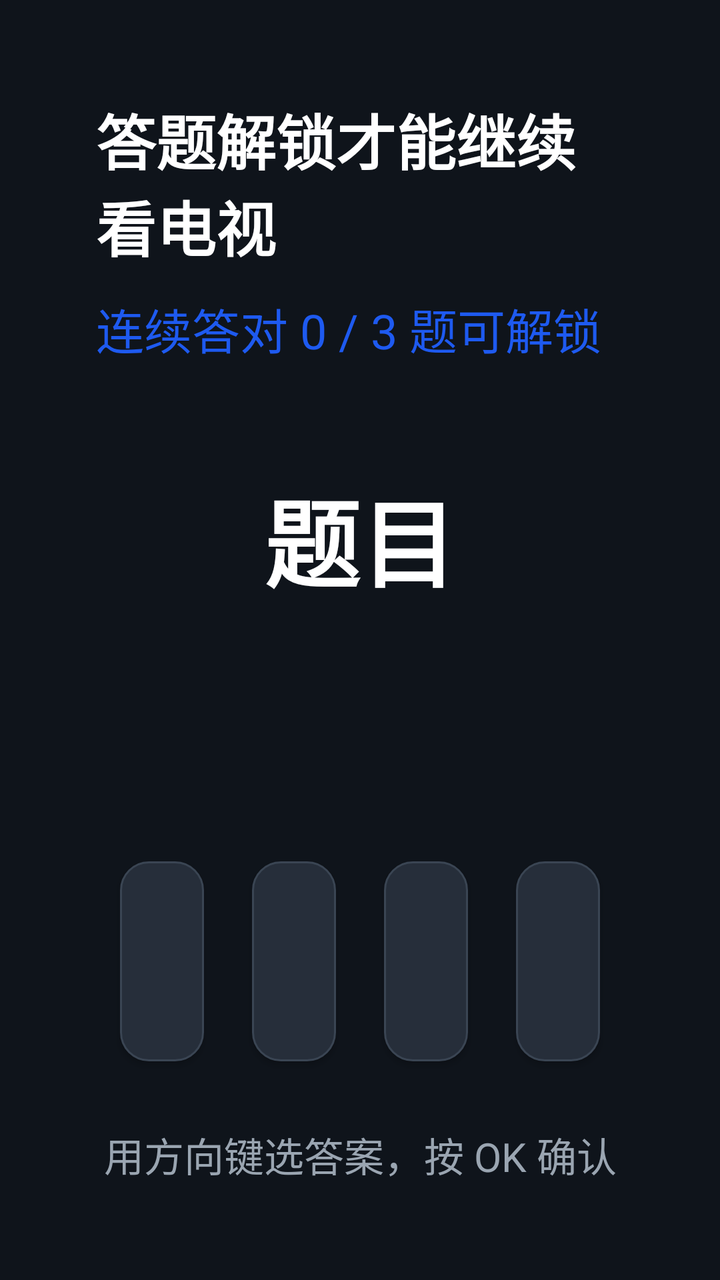
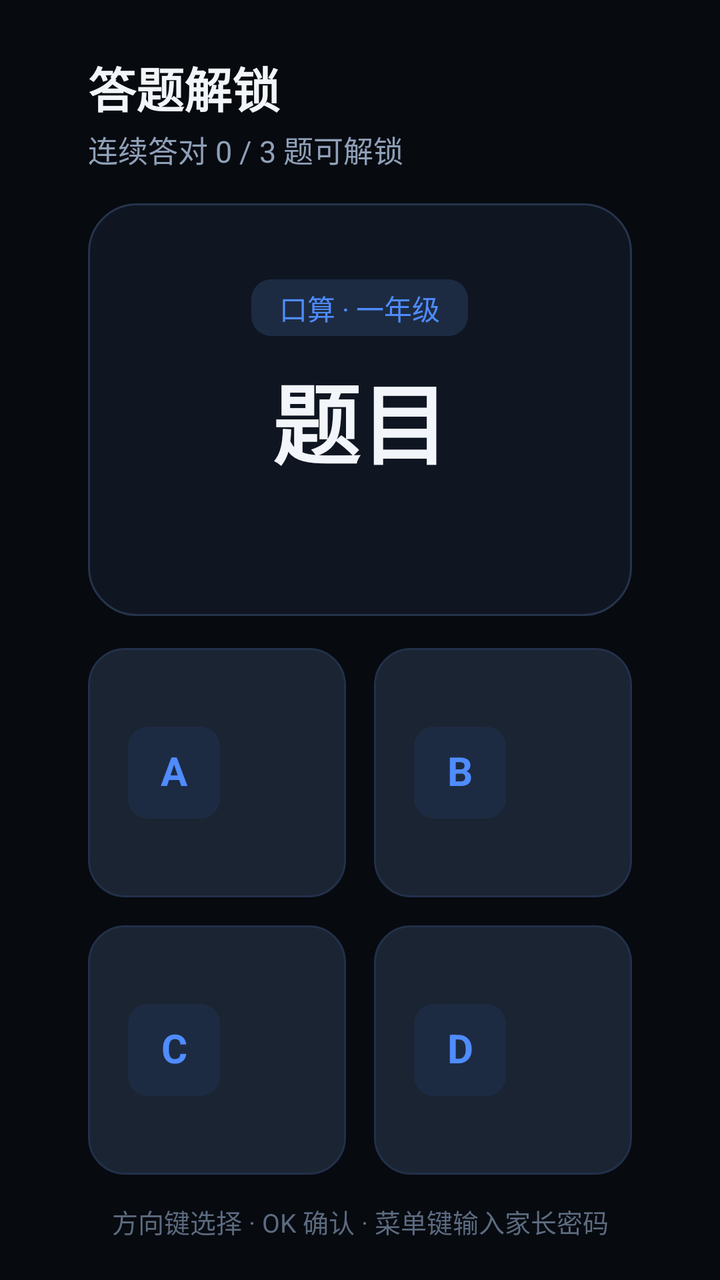

Screens rendered from an Android XML layout before and after an edit, with the pre-edit source and the edit as a unified diff.
<!-- AndroidManifest.xml: application theme Theme.KidsLock -->
<!-- res/layout/activity_lock.xml -->
<?xml version="1.0" encoding="utf-8"?>
<LinearLayout xmlns:android="http://schemas.android.com/apk/res/android"
    android:layout_width="match_parent"
    android:layout_height="match_parent"
    android:orientation="vertical"
    android:background="@color/bg_dark"
    android:padding="48dp">

    <TextView
        android:layout_width="wrap_content"
        android:layout_height="wrap_content"
        android:text="答题解锁才能继续看电视"
        android:textColor="@color/text_main"
        android:textSize="30sp"
        android:textStyle="bold" />

    <TextView
        android:id="@+id/tvProgress"
        android:layout_width="wrap_content"
        android:layout_height="wrap_content"
        android:layout_marginTop="12dp"
        android:text="连续答对 0 / 3 题可解锁"
        android:textColor="@color/primary"
        android:textSize="24sp" />

    <LinearLayout
        android:layout_width="match_parent"
        android:layout_height="0dp"
        android:layout_weight="1"
        android:gravity="center"
        android:orientation="vertical">

        <TextView
            android:id="@+id/tvQuestion"
            android:layout_width="wrap_content"
            android:layout_height="wrap_content"
            android:gravity="center"
            android:maxLines="3"
            android:text="题目"
            android:textColor="@color/text_main"
            android:textSize="48sp"
            android:textStyle="bold" />
    </LinearLayout>

    <TextView
        android:id="@+id/tvFeedback"
        android:layout_width="match_parent"
        android:layout_height="wrap_content"
        android:layout_marginTop="8dp"
        android:layout_marginBottom="8dp"
        android:gravity="center"
        android:text=""
        android:textSize="34sp"
        android:textStyle="bold"
        android:textColor="@color/text_main" />

    <LinearLayout
        android:id="@+id/layoutOptions"
        android:layout_width="match_parent"
        android:layout_height="wrap_content"
        android:orientation="horizontal"
        android:gravity="center">

        <Button
            android:id="@+id/opt0"
            android:layout_width="0dp"
            android:layout_height="100dp"
            android:layout_weight="1"
            android:layout_margin="12dp"
            android:background="@drawable/bg_option"
            android:gravity="center"
            android:paddingLeft="10dp"
            android:paddingRight="10dp"
            android:textAllCaps="false"
            android:textColor="@color/text_main"
            android:textSize="28sp" />

        <Button
            android:id="@+id/opt1"
            android:layout_width="0dp"
            android:layout_height="100dp"
            android:layout_weight="1"
            android:layout_margin="12dp"
            android:background="@drawable/bg_option"
            android:gravity="center"
            android:paddingLeft="10dp"
            android:paddingRight="10dp"
            android:textAllCaps="false"
            android:textColor="@color/text_main"
            android:textSize="28sp" />

        <Button
            android:id="@+id/opt2"
            android:layout_width="0dp"
            android:layout_height="100dp"
            android:layout_weight="1"
            android:layout_margin="12dp"
            android:background="@drawable/bg_option"
            android:gravity="center"
            android:paddingLeft="10dp"
            android:paddingRight="10dp"
            android:textAllCaps="false"
            android:textColor="@color/text_main"
            android:textSize="28sp" />

        <Button
            android:id="@+id/opt3"
            android:layout_width="0dp"
            android:layout_height="100dp"
            android:layout_weight="1"
            android:layout_margin="12dp"
            android:background="@drawable/bg_option"
            android:gravity="center"
            android:paddingLeft="10dp"
            android:paddingRight="10dp"
            android:textAllCaps="false"
            android:textColor="@color/text_main"
            android:textSize="28sp" />
    </LinearLayout>

    <TextView
        android:id="@+id/tvHint"
        android:layout_width="match_parent"
        android:layout_height="wrap_content"
        android:layout_marginTop="20dp"
        android:gravity="center"
        android:text="用方向键选答案，按 OK 确认"
        android:textColor="@color/text_dim"
        android:textSize="20sp" />
</LinearLayout>
<!-- resources referenced by this layout -->
<resources>
  <color name="bg_dark">#0F141B</color>
  <color name="primary">#1E5AF0</color>
  <color name="text_dim">#9AA5B1</color>
  <color name="text_main">#FFFFFF</color>
  <!-- drawable bg_option (drawable) -->
  <?xml version="1.0" encoding="utf-8"?>
  <selector xmlns:android="http://schemas.android.com/apk/res/android">
      <item android:state_focused="true">
          <shape>
              <solid android:color="@color/option_focus" />
              <corners android:radius="14dp" />
              <stroke android:width="3dp" android:color="#FFFFFF" />
          </shape>
      </item>
      <item android:state_pressed="true">
          <shape>
              <solid android:color="@color/option_focus" />
              <corners android:radius="14dp" />
          </shape>
      </item>
      <item>
          <shape>
              <solid android:color="@color/option_bg" />
              <corners android:radius="14dp" />
              <stroke android:width="1dp" android:color="#3A4553" />
          </shape>
      </item>
  </selector>
  <style name="Theme.KidsLock" parent="android:Theme.Material.NoActionBar">
          <item name="android:windowBackground">@color/bg_dark</item>
          <item name="android:colorPrimary">@color/primary</item>
          <item name="android:colorAccent">@color/primary</item>
          <item name="android:colorPrimaryDark">@color/bg_dark</item>
          <item name="android:fontFamily">sans-serif</item>
      </style>
  <color name="option_focus">#1E5AF0</color>
  <color name="option_bg">#262E3A</color>
</resources>

<!-- the commit's change to res/layout/activity_lock.xml (unified diff, before → after) -->
@@ -1,130 +1,315 @@
 <?xml version="1.0" encoding="utf-8"?>
-<LinearLayout xmlns:android="http://schemas.android.com/apk/res/android"
+<FrameLayout xmlns:android="http://schemas.android.com/apk/res/android"
     android:layout_width="match_parent"
     android:layout_height="match_parent"
-    android:orientation="vertical"
-    android:background="@color/bg_dark"
-    android:padding="48dp">
-
-    <TextView
-        android:layout_width="wrap_content"
-        android:layout_height="wrap_content"
-        android:text="答题解锁才能继续看电视"
-        android:textColor="@color/text_main"
-        android:textSize="30sp"
-        android:textStyle="bold" />
-
-    <TextView
-        android:id="@+id/tvProgress"
-        android:layout_width="wrap_content"
-        android:layout_height="wrap_content"
-        android:layout_marginTop="12dp"
-        android:text="连续答对 0 / 3 题可解锁"
-        android:textColor="@color/primary"
-        android:textSize="24sp" />
+    android:background="@color/bg_dark">
 
     <LinearLayout
         android:layout_width="match_parent"
-        android:layout_height="0dp"
-        android:layout_weight="1"
-        android:gravity="center"
-        android:orientation="vertical">
+        android:layout_height="match_parent"
+        android:orientation="vertical"
+        android:paddingLeft="44dp"
+        android:paddingRight="44dp"
+        android:paddingTop="26dp"
+        android:paddingBottom="20dp">
+
+        
+        <LinearLayout
+            android:layout_width="match_parent"
+            android:layout_height="wrap_content"
+            android:gravity="center_vertical"
+            android:orientation="horizontal">
+
+            <LinearLayout
+                android:layout_width="0dp"
+                android:layout_height="wrap_content"
+                android:layout_weight="1"
+                android:orientation="vertical">
+
+                <TextView
+                    android:layout_width="wrap_content"
+                    android:layout_height="wrap_content"
+                    android:includeFontPadding="false"
+                    android:text="答题解锁"
+                    android:textColor="@color/text_main"
+                    android:textSize="24sp"
+                    android:textStyle="bold" />
+
+                <TextView
+                    android:id="@+id/tvProgress"
+                    android:layout_width="wrap_content"
+                    android:layout_height="wrap_content"
+                    android:layout_marginTop="3dp"
+                    android:includeFontPadding="false"
+                    android:text="连续答对 0 / 3 题可解锁"
+                    android:textColor="@color/text_dim"
+                    android:textSize="15sp" />
+            </LinearLayout>
+
+            <LinearLayout
+                android:id="@+id/dots"
+                android:layout_width="wrap_content"
+                android:layout_height="wrap_content"
+                android:gravity="center_vertical"
+                android:orientation="horizontal" />
+        </LinearLayout>
+
+        
+        <LinearLayout
+            android:id="@+id/cardQuestion"
+            android:layout_width="match_parent"
+            android:layout_height="0dp"
+            android:layout_marginTop="16dp"
+            android:layout_weight="1.1"
+            android:background="@drawable/bg_sheet"
+            android:gravity="center"
+            android:orientation="vertical"
+            android:paddingLeft="36dp"
+            android:paddingRight="36dp"
+            android:paddingTop="16dp"
+            android:paddingBottom="14dp">
+
+            <TextView
+                android:id="@+id/tvType"
+                android:layout_width="wrap_content"
+                android:layout_height="wrap_content"
+                android:background="@drawable/bg_badge"
+                android:includeFontPadding="false"
+                android:paddingLeft="14dp"
+                android:paddingRight="14dp"
+                android:paddingTop="4dp"
+                android:paddingBottom="4dp"
+                android:text="口算 · 一年级"
+                android:textColor="@color/accent"
+                android:textSize="14sp" />
+
+            <TextView
+                android:id="@+id/tvQuestion"
+                android:layout_width="match_parent"
+                android:layout_height="wrap_content"
+                android:layout_marginTop="10dp"
+                android:ellipsize="end"
+                android:gravity="center"
+                android:includeFontPadding="false"
+                android:lineSpacingExtra="4dp"
+                android:maxLines="3"
+                android:text="题目"
+                android:textColor="@color/text_main"
+                android:textSize="44sp"
+                android:textStyle="bold" />
+
+            <TextView
+                android:id="@+id/tvFeedback"
+                android:layout_width="match_parent"
+                android:layout_height="wrap_content"
+                android:layout_marginTop="8dp"
+                android:gravity="center"
+                android:includeFontPadding="false"
+                android:minHeight="20dp"
+                android:text=""
+                android:textColor="@color/ok"
+                android:textSize="19sp"
+                android:textStyle="bold" />
+        </LinearLayout>
+
+        
+        <LinearLayout
+            android:id="@+id/options"
+            android:layout_width="match_parent"
+            android:layout_height="0dp"
+            android:layout_marginTop="16dp"
+            android:layout_weight="1.4"
+            android:orientation="vertical">
+
+            <LinearLayout
+                android:layout_width="match_parent"
+                android:layout_height="0dp"
+                android:layout_weight="1"
+                android:baselineAligned="false"
+                android:orientation="horizontal">
+
+                <LinearLayout
+                    android:id="@+id/opt0"
+                    android:layout_width="0dp"
+                    android:layout_height="match_parent"
+                    android:layout_marginRight="14dp"
+                    android:layout_weight="1"
+                    android:background="@drawable/bg_option"
+                    android:clickable="true"
+                    android:focusable="true"
+                    android:gravity="center_vertical"
+                    android:orientation="horizontal"
+                    android:paddingLeft="20dp"
+                    android:paddingRight="20dp">
+
+                    <TextView
+                        android:id="@+id/optLetter0"
+                        android:layout_width="46dp"
+                        android:layout_height="46dp"
+                        android:background="@drawable/bg_badge"
+                        android:gravity="center"
+                        android:includeFontPadding="false"
+                        android:text="A"
+                        android:textColor="@color/accent"
+                        android:textSize="20sp"
+                        android:textStyle="bold" />
+
+                    <TextView
+                        android:id="@+id/optText0"
+                        android:layout_width="0dp"
+                        android:layout_height="wrap_content"
+                        android:layout_marginLeft="16dp"
+                        android:layout_weight="1"
+                        android:ellipsize="end"
+                        android:gravity="center_vertical"
+                        android:includeFontPadding="false"
+                        android:maxLines="3"
+                        android:text=""
+                        android:textColor="@color/text_main"
+                        android:textSize="26sp" />
+                </LinearLayout>
+
+                <LinearLayout
+                    android:id="@+id/opt1"
+                    android:layout_width="0dp"
+                    android:layout_height="match_parent"
+                    android:layout_weight="1"
+                    android:background="@drawable/bg_option"
+                    android:clickable="true"
+                    android:focusable="true"
+                    android:gravity="center_vertical"
+                    android:orientation="horizontal"
+                    android:paddingLeft="20dp"
+                    android:paddingRight="20dp">
+
+                    <TextView
+                        android:id="@+id/optLetter1"
+                        android:layout_width="46dp"
+                        android:layout_height="46dp"
+                        android:background="@drawable/bg_badge"
+                        android:gravity="center"
+                        android:includeFontPadding="false"
+                        android:text="B"
+                        android:textColor="@color/accent"
+                        android:textSize="20sp"
+                        android:textStyle="bold" />
+
+                    <TextView
+                        android:id="@+id/optText1"
+                        android:layout_width="0dp"
+                        android:layout_height="wrap_content"
+                        android:layout_marginLeft="16dp"
+                        android:layout_weight="1"
+                        android:ellipsize="end"
+                        android:gravity="center_vertical"
+                        android:includeFontPadding="false"
+                        android:maxLines="3"
+                        android:text=""
+                        android:textColor="@color/text_main"
+                        android:textSize="26sp" />
+                </LinearLayout>
+            </LinearLayout>
+
+            <LinearLayout
+                android:layout_width="match_parent"
+                android:layout_height="0dp"
+                android:layout_marginTop="14dp"
+                android:layout_weight="1"
+                android:baselineAligned="false"
+                android:orientation="horizontal">
+
+                <LinearLayout
+                    android:id="@+id/opt2"
+                    android:layout_width="0dp"
+                    android:layout_height="match_parent"
+                    android:layout_marginRight="14dp"
+                    android:layout_weight="1"
+                    android:background="@drawable/bg_option"
+                    android:clickable="true"
+                    android:focusable="true"
+                    android:gravity="center_vertical"
+                    android:orientation="horizontal"
+                    android:paddingLeft="20dp"
+                    android:paddingRight="20dp">
+
+                    <TextView
+                        android:id="@+id/optLetter2"
+                        android:layout_width="46dp"
+                        android:layout_height="46dp"
+                        android:background="@drawable/bg_badge"
+                        android:gravity="center"
+                        android:includeFontPadding="false"
+                        android:text="C"
+                        android:textColor="@color/accent"
+                        android:textSize="20sp"
+                        android:textStyle="bold" />
+
+                    <TextView
+                        android:id="@+id/optText2"
+                        android:layout_width="0dp"
+                        android:layout_height="wrap_content"
+                        android:layout_marginLeft="16dp"
+                        android:layout_weight="1"
+                        android:ellipsize="end"
+                        android:gravity="center_vertical"
+                        android:includeFontPadding="false"
+                        android:maxLines="3"
+                        android:text=""
+                        android:textColor="@color/text_main"
+                        android:textSize="26sp" />
+                </LinearLayout>
+
+                <LinearLayout
+                    android:id="@+id/opt3"
+                    android:layout_width="0dp"
+                    android:layout_height="match_parent"
+                    android:layout_weight="1"
+                    android:background="@drawable/bg_option"
+                    android:clickable="true"
+                    android:focusable="true"
+                    android:gravity="center_vertical"
+                    android:orientation="horizontal"
+                    android:paddingLeft="20dp"
+                    android:paddingRight="20dp">
+
+                    <TextView
+                        android:id="@+id/optLetter3"
+                        android:layout_width="46dp"
+                        android:layout_height="46dp"
+                        android:background="@drawable/bg_badge"
+                        android:gravity="center"
+                        android:includeFontPadding="false"
+                        android:text="D"
+                        android:textColor="@color/accent"
+                        android:textSize="20sp"
+                        android:textStyle="bold" />
+
+                    <TextView
+                        android:id="@+id/optText3"
+                        android:layout_width="0dp"
+                        android:layout_height="wrap_content"
+                        android:layout_marginLeft="16dp"
+                        android:layout_weight="1"
+                        android:ellipsize="end"
+                        android:gravity="center_vertical"
+                        android:includeFontPadding="false"
+                        android:maxLines="3"
+                        android:text=""
+                        android:textColor="@color/text_main"
+                        android:textSize="26sp" />
+                </LinearLayout>
+            </LinearLayout>
+        </LinearLayout>
 
         <TextView
-            android:id="@+id/tvQuestion"
-            android:layout_width="wrap_content"
+            android:id="@+id/tvHint"
+            android:layout_width="match_parent"
             android:layout_height="wrap_content"
+            android:layout_marginTop="14dp"
             android:gravity="center"
-            android:maxLines="3"
-            android:text="题目"
-            android:textColor="@color/text_main"
-            android:textSize="48sp"
-            android:textStyle="bold" />
+            android:includeFontPadding="false"
+            android:text="方向键选择 · OK 确认 · 菜单键输入家长密码"
+            android:textColor="@color/text_faint"
+            android:textSize="13sp" />
     </LinearLayout>
-
-    <TextView
-        android:id="@+id/tvFeedback"
-        android:layout_width="match_parent"
-        android:layout_height="wrap_content"
-        android:layout_marginTop="8dp"
-        android:layout_marginBottom="8dp"
-        android:gravity="center"
-        android:text=""
-        android:textSize="34sp"
-        android:textStyle="bold"
-        android:textColor="@color/text_main" />
-
-    <LinearLayout
-        android:id="@+id/layoutOptions"
-        android:layout_width="match_parent"
-        android:layout_height="wrap_content"
-        android:orientation="horizontal"
-        android:gravity="center">
-
-        <Button
-            android:id="@+id/opt0"
-            android:layout_width="0dp"
-            android:layout_height="100dp"
-            android:layout_weight="1"
-            android:layout_margin="12dp"
-            android:background="@drawable/bg_option"
-            android:gravity="center"
-            android:paddingLeft="10dp"
-            android:paddingRight="10dp"
-            android:textAllCaps="false"
-            android:textColor="@color/text_main"
-            android:textSize="28sp" />
-
-        <Button
-            android:id="@+id/opt1"
-            android:layout_width="0dp"
-            android:layout_height="100dp"
-            android:layout_weight="1"
-            android:layout_margin="12dp"
-            android:background="@drawable/bg_option"
-            android:gravity="center"
-            android:paddingLeft="10dp"
-            android:paddingRight="10dp"
-            android:textAllCaps="false"
-            android:textColor="@color/text_main"
-            android:textSize="28sp" />
-
-        <Button
-            android:id="@+id/opt2"
-            android:layout_width="0dp"
-            android:layout_height="100dp"
-            android:layout_weight="1"
-            android:layout_margin="12dp"
-            android:background="@drawable/bg_option"
-            android:gravity="center"
-            android:paddingLeft="10dp"
-            android:paddingRight="10dp"
-            android:textAllCaps="false"
-            android:textColor="@color/text_main"
-            android:textSize="28sp" />
-
-        <Button
-            android:id="@+id/opt3"
-            android:layout_width="0dp"
-            android:layout_height="100dp"
-            android:layout_weight="1"
-            android:layout_margin="12dp"
-            android:background="@drawable/bg_option"
-            android:gravity="center"
-            android:paddingLeft="10dp"
-            android:paddingRight="10dp"
-            android:textAllCaps="false"
-            android:textColor="@color/text_main"
-            android:textSize="28sp" />
-    </LinearLayout>
-
-    <TextView
-        android:id="@+id/tvHint"
-        android:layout_width="match_parent"
-        android:layout_height="wrap_content"
-        android:layout_marginTop="20dp"
-        android:gravity="center"
-        android:text="用方向键选答案，按 OK 确认"
-        android:textColor="@color/text_dim"
-        android:textSize="20sp" />
-</LinearLayout>
+</FrameLayout>
<!-- resource entries referenced after the edit -->
@@ -1,41 +1,60 @@
 <!-- resources referenced by this layout -->
 <resources>
-  <color name="bg_dark">#0F141B</color>
-  <color name="primary">#1E5AF0</color>
-  <color name="text_dim">#9AA5B1</color>
-  <color name="text_main">#FFFFFF</color>
+  <color name="accent">#4F8CFF</color>
+  <color name="bg_dark">#070A0F</color>
+  <color name="ok">#35D07F</color>
+  <color name="text_dim">#8FA0B8</color>
+  <color name="text_faint">#5C6B80</color>
+  <color name="text_main">#F2F5FA</color>
+  <!-- drawable bg_badge (drawable) -->
+  <?xml version="1.0" encoding="utf-8"?>
+  <shape xmlns:android="http://schemas.android.com/apk/res/android" android:shape="rectangle">
+      <solid android:color="#1D2B42" />
+      <corners android:radius="10dp" />
+  </shape>
   <!-- drawable bg_option (drawable) -->
   <?xml version="1.0" encoding="utf-8"?>
   <selector xmlns:android="http://schemas.android.com/apk/res/android">
       <item android:state_focused="true">
-          <shape>
-              <solid android:color="@color/option_focus" />
-              <corners android:radius="14dp" />
-              <stroke android:width="3dp" android:color="#FFFFFF" />
+          <shape android:shape="rectangle">
+              <solid android:color="@color/card_focus" />
+              <corners android:radius="18dp" />
+              <stroke android:width="3dp" android:color="@color/accent" />
           </shape>
       </item>
       <item android:state_pressed="true">
-          <shape>
-              <solid android:color="@color/option_focus" />
-              <corners android:radius="14dp" />
+          <shape android:shape="rectangle">
+              <solid android:color="@color/card_press" />
+              <corners android:radius="18dp" />
+              <stroke android:width="2dp" android:color="@color/accent" />
           </shape>
       </item>
       <item>
-          <shape>
-              <solid android:color="@color/option_bg" />
-              <corners android:radius="14dp" />
-              <stroke android:width="1dp" android:color="#3A4553" />
+          <shape android:shape="rectangle">
+              <solid android:color="@color/tile" />
+              <corners android:radius="18dp" />
+              <stroke android:width="1dp" android:color="@color/line" />
           </shape>
       </item>
   </selector>
-  <style name="Theme.KidsLock" parent="android:Theme.Material.NoActionBar">
+  <!-- drawable bg_sheet (drawable) -->
+  <?xml version="1.0" encoding="utf-8"?>
+  <shape xmlns:android="http://schemas.android.com/apk/res/android" android:shape="rectangle">
+      <solid android:color="#0F1622" />
+      <corners android:radius="24dp" />
+      <stroke android:width="1dp" android:color="#26344C" />
+  </shape>
+  <style name="Theme.KidsLock" parent="android:Theme.Holo.NoActionBar">
           <item name="android:windowBackground">@color/bg_dark</item>
-          <item name="android:colorPrimary">@color/primary</item>
-          <item name="android:colorAccent">@color/primary</item>
-          <item name="android:colorPrimaryDark">@color/bg_dark</item>
+          <item name="android:windowNoTitle">true</item>
+          <item name="android:windowActionBar">false</item>
+          <item name="android:windowContentOverlay">@null</item>
+          <item name="android:colorBackground">@color/bg_dark</item>
           <item name="android:fontFamily">sans-serif</item>
       </style>
-  <color name="option_focus">#1E5AF0</color>
-  <color name="option_bg">#262E3A</color>
+  <color name="card_focus">#17243A</color>
+  <color name="card_press">#1B2A44</color>
+  <color name="tile">#1B2432</color>
+  <color name="line">#22304A</color>
 </resources>
 
